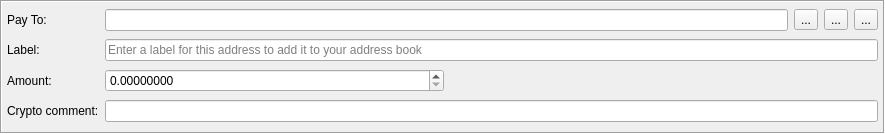
This is src/gui/ui/transferframe.ui in mygirl8893/Catalyst-Classic-3.0.4 as Qt 5 draws it before an edit. The edited form follows.
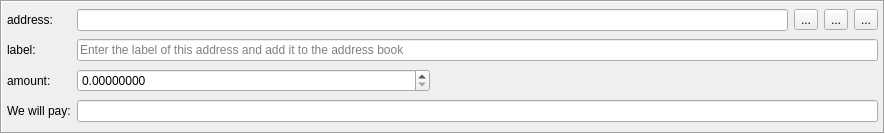
This is the edited form. Icons and pictures are not drawn.

Diff of the .ui file:
```diff
--- a/src/gui/ui/transferframe.ui
+++ b/src/gui/ui/transferframe.ui
@@ -35,14 +35,14 @@
    <item row="2" column="0">
     <widget class="QLabel" name="label_3">
      <property name="text">
-      <string>Amount:</string>
+      <string>amount:</string>
      </property>
     </widget>
    </item>
    <item row="1" column="1" colspan="5">
     <widget class="QLineEdit" name="m_labelEdit">
      <property name="placeholderText">
-      <string>Enter a label for this address to add it to your address book</string>
+      <string>Enter the label of this address and add it to the address book</string>
      </property>
     </widget>
    </item>
@@ -71,7 +71,7 @@
    <item row="1" column="0">
     <widget class="QLabel" name="label_2">
      <property name="text">
-      <string>Label:</string>
+      <string>label:</string>
      </property>
     </widget>
    </item>
@@ -121,14 +121,14 @@
    <item row="0" column="0">
     <widget class="QLabel" name="label">
      <property name="text">
-      <string>Pay To:</string>
+      <string>address:</string>
      </property>
     </widget>
    </item>
    <item row="3" column="0">
     <widget class="QLabel" name="label_4">
      <property name="text">
-      <string>Crypto comment:</string>
+      <string>We will pay:</string>
      </property>
     </widget>
    </item>
```
